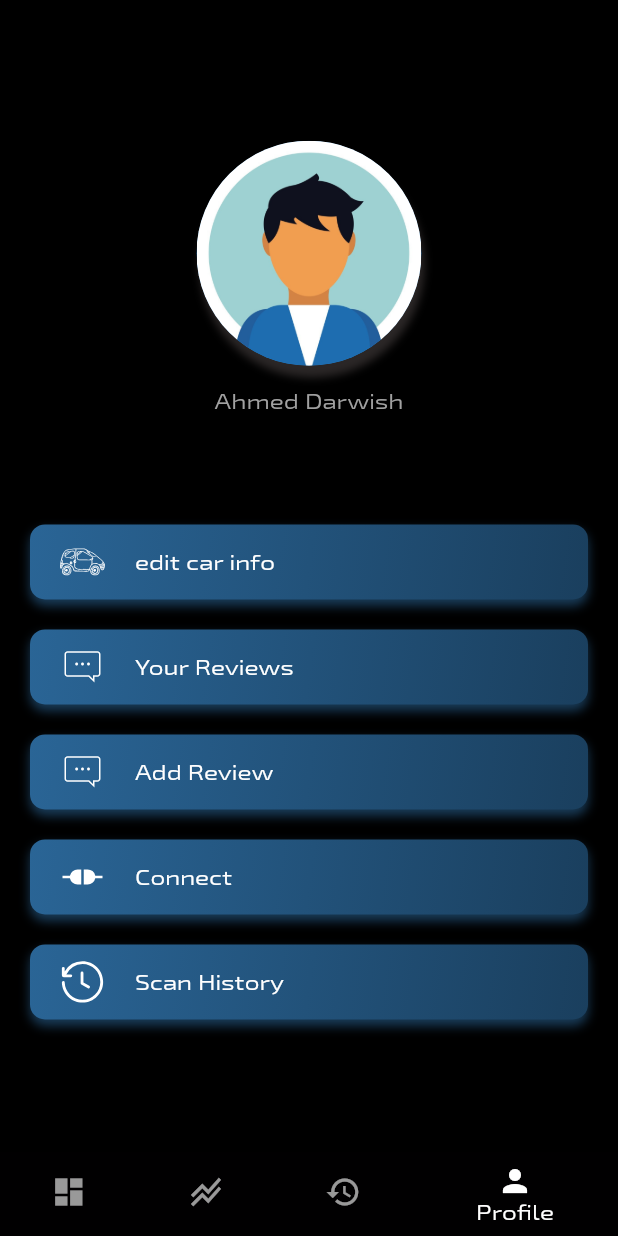
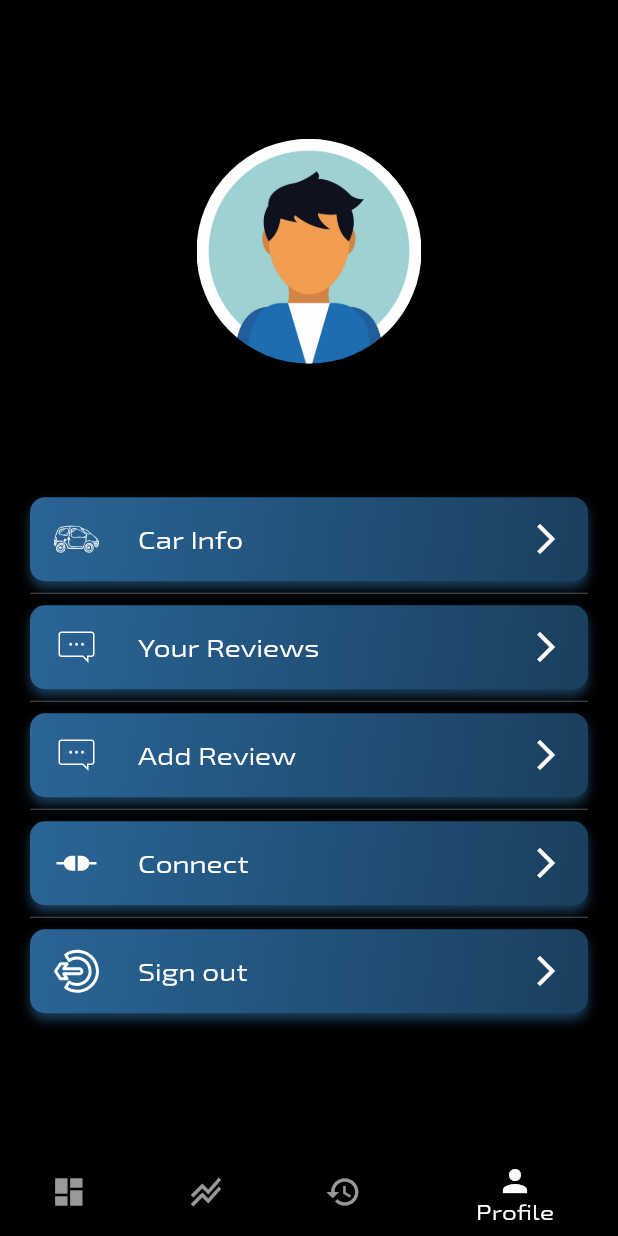
Before and after one commit to darwishdev/obd, a Flutter app: the ProfileScreen screen opened by its route, on a phone screen of 412 x 824 dp. Run offline on Flutter 3.47's test engine with Material 2 defaults, Android fonts, the phone set to English and light mode, and no system bars; our stand-ins replace auto_route, bloc, dartz, dio, dropdown_search, equatable and 9 more; missing offline and left inert: diff_match_patch, mocktail, test; accounts and stored records are empty.

Commit message:
Fix: profile Screen

```diff
--- a/lib/cars/cars.dart
+++ /dev/null
@@ -1 +0,0 @@
-export 'view/edit_page.dart';
--- a/lib/features/user/presentation/screens/profile_page.dart
+++ /dev/null
@@ -1,149 +0,0 @@
-import 'package:auto_route/auto_route.dart';
-import 'package:flutter/material.dart';
-import 'package:flutter_svg/svg.dart';
-import 'package:obd/cars/cars.dart';
-import 'package:obd/connect/connect.dart';
-import 'package:obd/features/history/presentation/history_page.dart';
-import 'package:obd/reviews/view/view.dart';
-import 'package:obd/theme/constants.dart';
-
-@RoutePage()
-class ProfileScreen extends StatelessWidget {
-  const ProfileScreen({super.key});
-
-  static Route<void> route() {
-    return MaterialPageRoute<void>(builder: (_) => const ProfileScreen());
-  }
-
-  @override
-  Widget build(BuildContext context) {
-    return Scaffold(
-      // extendBodyBehindAppBar: true,
-      // appBar: AppBar(
-      //   title: const Text('Profile'),
-      //   centerTitle: true,
-      //   backgroundColor: Colors.transparent,
-      //   elevation: 0,
-      // ),
-      body: Padding(
-        padding: EdgeInsets.all(20),
-        child: SingleChildScrollView(
-          child: Column(
-            mainAxisAlignment: MainAxisAlignment.center,
-            children: <Widget>[
-              Container(
-                height: MediaQuery.of(context).size.height * .4,
-                alignment: Alignment.center,
-                decoration: BoxDecoration(
-                  boxShadow: [],
-                  borderRadius: BorderRadius.circular(10),
-                ),
-                child: Column(
-                  mainAxisAlignment: MainAxisAlignment.center,
-                  children: [
-                    Container(
-                      decoration: BoxDecoration(
-                        borderRadius: BorderRadius.circular(1000),
-                        boxShadow: [
-                          BoxShadow(
-                            color: Color.fromARGB(200, 54, 49, 49),
-                            blurRadius: 4,
-                            offset: Offset(2, 8), // Shadow position
-                          ),
-                        ],
-                      ),
-                      child: ClipOval(
-                        child: CircleAvatar(
-                          backgroundColor: Colors.blue,
-                          radius: 75,
-                          child: Image.asset(
-                            'assets/images/profile.jpg',
-                          ),
-                        ),
-                      ),
-                    ),
-                    SizedBox(
-                      height: 15,
-                    ),
-                    Text("Ahmed Darwish")
-                  ],
-                ),
-              ),
-              ProfileTile("edit car info", "assets/images/car.svg", () {
-                Navigator.push(
-                  context,
-                  MaterialPageRoute(builder: (context) => const EditCarPage()),
-                );
-              }),
-
-              ProfileTile("Your Reviews", "assets/images/review.svg", () {
-                Navigator.push(
-                  context,
-                  MaterialPageRoute(builder: (context) => const ReviewsPage()),
-                );
-              }),
-              ProfileTile("Add Review", "assets/images/review.svg", () {
-                Navigator.push(
-                  context,
-                  MaterialPageRoute(
-                      builder: (context) => const CreateReviewPage()),
-                );
-              }),
-              ProfileTile("Connect", "assets/images/connect.svg", () {
-                Navigator.push(
-                  context,
-                  MaterialPageRoute(builder: (context) => const ConnectPage()),
-                );
-              }),
-              ProfileTile("Scan History", "assets/images/history.svg", () {
-                Navigator.push(
-                  context,
-                  MaterialPageRoute(
-                      builder: (context) => const HistoryScreen()),
-                );
-              }),
-              // ProfileTile("Signout", "assets/images/logout.svg", () {
-              //   Navigator.push(
-              //     context,
-              //     MaterialPageRoute(
-              //         builder: (context) => const LoginScreen()),
-              //   );
-              // })
-              // FaultCode(color: Color(0xff1cb4bf),)
-            ],
-          ),
-        ),
-      ),
-    );
-  }
-
-  GestureDetector ProfileTile(
-      String title, String image, Function() onPressed) {
-    return GestureDetector(
-      onTap: onPressed,
-      child: Container(
-        margin: EdgeInsets.only(bottom: 20),
-        padding: EdgeInsets.symmetric(horizontal: 20, vertical: 10),
-        decoration: BoxDecoration(
-            boxShadow: [AppTheme.mainShadow],
-            borderRadius: BorderRadius.circular(10),
-            gradient: AppTheme.mainGredient),
-        child: Row(
-          children: [
-            SvgPicture.asset(
-              image,
-              width: 30,
-              height: 30,
-              color: Colors.white,
-            ),
-            SizedBox(width: 20),
-            Text(
-              title,
-              style: TextStyle(color: Colors.white),
-            )
-          ],
-        ),
-      ),
-    );
-  }
-}
--- /dev/null
+++ b/lib/features/user/presentation/screens/profile_screen.dart
@@ -0,0 +1,149 @@
+import 'package:auto_route/auto_route.dart';
+import 'package:flutter/material.dart';
+import 'package:flutter_riverpod/flutter_riverpod.dart';
+import 'package:flutter_svg/svg.dart';
+import 'package:obd/core/repositories/token_repository.dart';
+import 'package:obd/features/user/presentation/provider/user_login_provider.dart';
+import 'package:obd/features/user/presentation/widgets/list_tile_lnk_widget.dart';
+import 'package:obd/reviews/view/view.dart';
+import 'package:obd/routes/app_router.gr.dart';
+
+@RoutePage()
+class ProfileScreen extends StatelessWidget {
+  const ProfileScreen({super.key});
+
+  @override
+  Widget build(BuildContext context) {
+    return Scaffold(
+      body: Center(
+        child: SingleChildScrollView(
+          padding: const EdgeInsets.symmetric(horizontal: 20),
+          child: Column(
+            children: <Widget>[
+              ClipOval(
+                child: CircleAvatar(
+                  radius: 75,
+                  child: Image.asset('assets/images/profile.jpg'),
+                ),
+              ),
+              const SizedBox(height: 15),
+              Consumer(builder: (context, ref, child) {
+                final repo = ref.watch(tokenRepositoryProvider);
+                return Text(
+                  repo.userInfo?.user?.name ?? '',
+                  style: const TextStyle(
+                    fontSize: 20,
+                    fontWeight: FontWeight.bold,
+                  ),
+                );
+              }),
+              const SizedBox(height: 50),
+              ListTileInkWidget(
+                child: ListTile(
+                  leading: SvgPicture.asset(
+                    "assets/images/car.svg",
+                    width: 30,
+                    height: 30,
+                    colorFilter: const ColorFilter.mode(
+                      Colors.white,
+                      BlendMode.srcIn,
+                    ),
+                  ),
+                  title: const Text("Car Info"),
+                  trailing: const Icon(Icons.arrow_forward_ios),
+                  onTap: () => context.router.push(const EditCarRoute()),
+                ),
+              ),
+              const Divider(),
+              ListTileInkWidget(
+                child: ListTile(
+                  leading: SvgPicture.asset(
+                    "assets/images/review.svg",
+                    width: 30,
+                    height: 30,
+                    colorFilter: const ColorFilter.mode(
+                      Colors.white,
+                      BlendMode.srcIn,
+                    ),
+                  ),
+                  title: const Text("Your Reviews"),
+                  trailing: const Icon(Icons.arrow_forward_ios),
+                  onTap: () {
+                    Navigator.push(
+                      context,
+                      MaterialPageRoute(
+                          builder: (context) => const ReviewsPage()),
+                    );
+                  },
+                ),
+              ),
+              const Divider(),
+              ListTileInkWidget(
+                child: ListTile(
+                  leading: SvgPicture.asset(
+                    "assets/images/review.svg",
+                    width: 30,
+                    height: 30,
+                    colorFilter: const ColorFilter.mode(
+                      Colors.white,
+                      BlendMode.srcIn,
+                    ),
+                  ),
+                  title: const Text("Add Review"),
+                  trailing: const Icon(Icons.arrow_forward_ios),
+                  onTap: () {
+                    Navigator.push(
+                      context,
+                      MaterialPageRoute(
+                          builder: (context) => const CreateReviewPage()),
+                    );
+                  },
+                ),
+              ),
+              const Divider(),
+              ListTileInkWidget(
+                child: ListTile(
+                  leading: SvgPicture.asset(
+                    "assets/images/connect.svg",
+                    width: 30,
+                    height: 30,
+                    colorFilter: const ColorFilter.mode(
+                      Colors.white,
+                      BlendMode.srcIn,
+                    ),
+                  ),
+                  title: const Text("Connect"),
+                  trailing: const Icon(Icons.arrow_forward_ios),
+                  onTap: () => context.router.push(const ConnectPage()),
+                ),
+              ),
+              const Divider(),
+              Consumer(builder: (context, ref, child) {
+                return ListTileInkWidget(
+                  child: ListTile(
+                    leading: SvgPicture.asset(
+                      "assets/images/logout.svg",
+                      width: 30,
+                      height: 30,
+                      colorFilter: const ColorFilter.mode(
+                        Colors.white,
+                        BlendMode.srcIn,
+                      ),
+                    ),
+                    title: const Text("Sign out"),
+                    trailing: const Icon(Icons.arrow_forward_ios),
+                    onTap: () {
+                      ref.read(userLoginProvider.notifier).logout().then((v) {
+                        context.router.replaceAll([const LoginRoute()]);
+                      });
+                    },
+                  ),
+                );
+              }),
+            ],
+          ),
+        ),
+      ),
+    );
+  }
+}
--- /dev/null
+++ b/lib/features/user/presentation/widgets/list_tile_lnk_widget.dart
@@ -0,0 +1,24 @@
+import 'package:flutter/material.dart';
+import 'package:obd/theme/constants.dart';
+
+class ListTileInkWidget extends StatelessWidget {
+  const ListTileInkWidget({
+    super.key,
+    required this.child,
+  });
+
+  final Widget child;
+  @override
+  Widget build(BuildContext context) {
+    return Ink(
+      decoration: ShapeDecoration(
+        shadows: [AppTheme.mainShadow],
+        gradient: AppTheme.mainGredient,
+        shape: const RoundedRectangleBorder(
+          borderRadius: BorderRadius.all(Radius.circular(10)),
+        ),
+      ),
+      child: child,
+    );
+  }
+}
--- a/lib/routes/app_router.dart
+++ b/lib/routes/app_router.dart
@@ -12,6 +12,7 @@ class AppRouter extends $AppRouter {
     AutoRoute(page: SplashRoute.page, path: '/'),
     AutoRoute(page: LoginRoute.page),
     AutoRoute(page: RegisterRoute.page),
+    AutoRoute(page: EditCarRoute.page),
     AutoRoute(page: ConnectPage.page),
     AutoRoute(
       page: BottomNavBarRoute.page,
```
Also changed, not shown: lib/features/cars/presentations/screens/edit_page.dart (renamed from lib/cars/view/edit_page.dart, +19 -23 lines), lib/features/home/presentation/home_page.dart (+6 -7 lines), lib/features/nav_bar/presentation/provider/bottom_nav_bar_provider.dart (deleted, +0 -14 lines), lib/routes/app_router.gr.dart.
